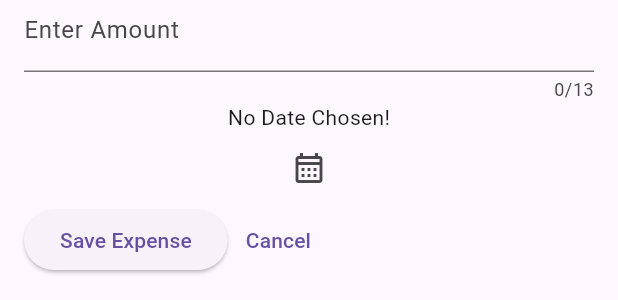
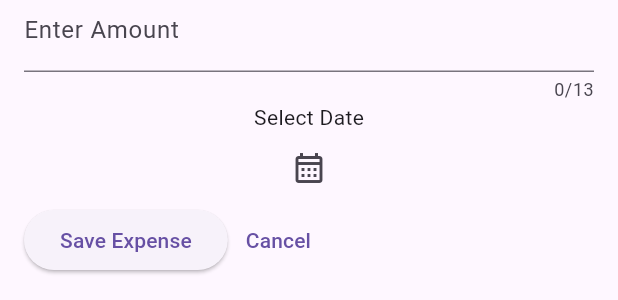
Before and after one commit to Aravindraj2k04/expense-tracker, a Flutter app: the NewExpense widget shown alone on an empty page, opened directly, on a phone screen of 412 x 824 dp. Shown: the part 150-450 px from the top of the screen. Run offline on Flutter 3.47's test engine with Material 2 defaults, Android fonts, the phone set to English and light mode, and no system bars.

```diff
--- a/lib/wigets/addnewExpense.dart
+++ b/lib/wigets/addnewExpense.dart
@@ -56,7 +56,7 @@ class _NewExpenseState extends State<NewExpense> {
             decoration: const InputDecoration(
                 prefixText: '\$ ', labelText: 'Enter Amount'),
           ),
-            Text(selectDate == null ? 'No Date Chosen!' : formatting.format(selectDate!)),
+            Text(selectDate == null ? 'Select Date' : formatting.format(selectDate!)),
           IconButton(
               onPressed: _presentDatePicker,
               icon: Icon(Icons.calendar_month_outlined)),
```
Also changed, not shown: 37 other files.
